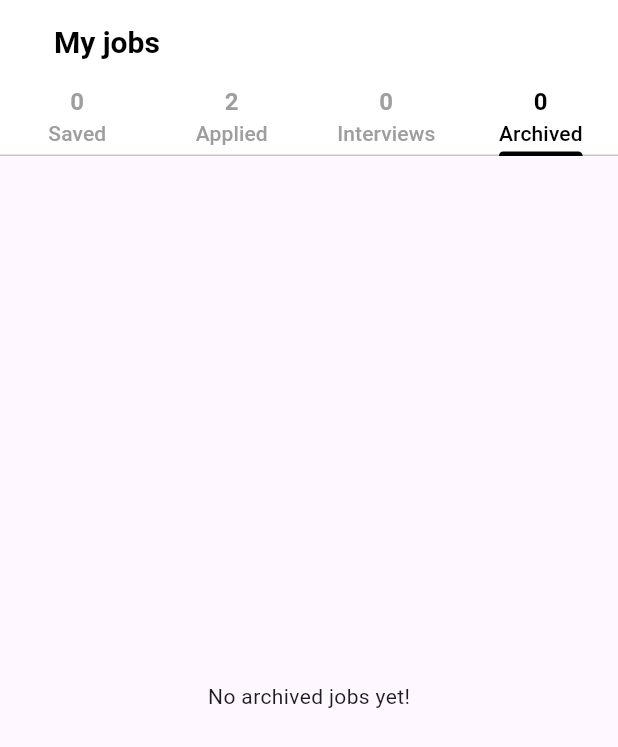
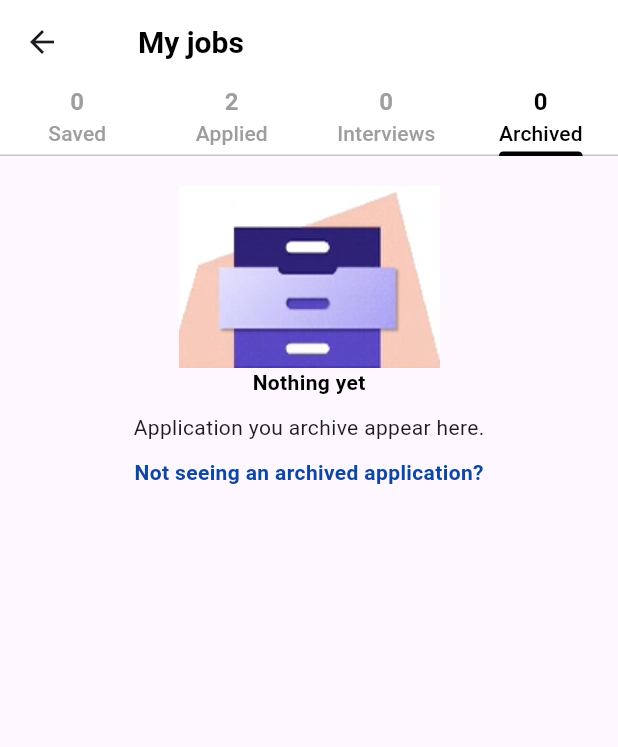
Before and after one commit to PranavKunjunni/indeed_ui, a Flutter app: the MyJobScreen screen opened directly, tab 4 chosen, on a phone screen of 412 x 824 dp. Shown: the top 747 px of the screen. Run offline on Flutter 3.47's test engine with Material 3 defaults, Android fonts, the light colour scheme and no system bars; our stand-ins replace icons_plus.

Commit message:
just compeleted job screen

```diff
--- a/lib/views/home_screen/home_screen.dart
+++ b/lib/views/home_screen/home_screen.dart
@@ -3,6 +3,7 @@ import 'package:indeed_ui/utils/images_contstants.dart';
 import 'package:indeed_ui/utils/jobdetails.dart';
 import 'package:indeed_ui/utils/menuscreen.dart';
 import 'package:indeed_ui/views/message_screen/message_screen.dart';
+import 'package:indeed_ui/views/notification_screen/notification_screen.dart';
 
 class HomeScreen extends StatefulWidget {
   const HomeScreen({super.key});
@@ -80,7 +81,12 @@ class _HomeScreenState extends State<HomeScreen>
                 SizedBox(width: 20),
                 InkWell(
                   onTap: () {
-                    print("Notification");
+                    Navigator.push(
+                      context,
+                      MaterialPageRoute(
+                        builder: (context) => NotificationScreen(),
+                      ),
+                    );
                   },
                   child: Icon(Icons.notifications),
                 ),
--- a/lib/views/my_jobs_screen/my_job_screen.dart
+++ b/lib/views/my_jobs_screen/my_job_screen.dart
@@ -9,7 +9,7 @@ class MyJobScreen extends StatelessWidget {
       length: 4,
       child: Scaffold(
         appBar: AppBar(
-          automaticallyImplyLeading: false,
+          // automaticallyImplyLeading: false,
           backgroundColor: Colors.white,
           title: Padding(
             padding: const EdgeInsets.only(left: 20),
@@ -94,17 +94,45 @@ class MyJobScreen extends StatelessWidget {
             _applied(),
             // Section
             _interviews(),
-            Center(
-              child: Text("No archived jobs yet!"),
-            ),
+            // Section
+            _archived(),
           ],
         ),
       ),
     );
   }
 
+  Widget _archived() {
+    return Padding(
+      padding: const EdgeInsets.only(top: 20),
+      child: Column(
+        children: [
+          Image.asset("assets/images/archived.png"),
+          Text(
+            "Nothing yet",
+            style: TextStyle(
+              color: Colors.black,
+              fontWeight: FontWeight.bold,
+            ),
+          ),
+          SizedBox(height: 10),
+          Text("Application you archive appear here."),
+          SizedBox(height: 10),
+          Text(
+            "Not seeing an archived application?",
+            style: TextStyle(
+              color: Colors.blue.shade900,
+              fontWeight: FontWeight.bold,
+            ),
+          )
+        ],
+      ),
+    );
+  }
+
   Widget _interviews() {
-    return Column(
+    return SingleChildScrollView(
+      child: Column(
         children: [
           Image.asset(
             "assets/images/interviwes.png",
@@ -136,7 +164,8 @@ class MyJobScreen extends StatelessWidget {
                     child: Container(
                       color: Colors.grey[300],
                       child: Padding(
-                      padding: const EdgeInsets.only(left: 10, right: 10),
+                        padding: const EdgeInsets.only(
+                            left: 10, right: 10, bottom: 100),
                         child: Column(
                           crossAxisAlignment: CrossAxisAlignment.start,
                           children: [
@@ -174,9 +203,10 @@ class MyJobScreen extends StatelessWidget {
                                   Row(
                                     children: [
                                       Text(
-                                      "Test your camera and microphone ahead of time",
+                                        "Test your camera and microphone ahead ",
                                       ),
-                                    Image.asset("assets/images/interviwes1.png")
+                                      Image.asset(
+                                          "assets/images/interviwes1.png")
                                     ],
                                   ),
                                   Row(
@@ -188,7 +218,9 @@ class MyJobScreen extends StatelessWidget {
                                           fontWeight: FontWeight.bold,
                                         ),
                                       ),
-                                    SizedBox(width: 5,),
+                                      SizedBox(
+                                        width: 5,
+                                      ),
                                       Icon(
                                         Icons.arrow_forward,
                                         color: Colors.blue.shade900,
@@ -198,7 +230,62 @@ class MyJobScreen extends StatelessWidget {
                                 ],
                               ),
                             ),
-                          SizedBox()
+                            SizedBox(
+                              height: 20,
+                            ),
+                            Container(
+                              padding: EdgeInsets.only(
+                                left: 20,
+                                top: 10,
+                              ),
+                              width: double.infinity,
+                              decoration: BoxDecoration(
+                                borderRadius: BorderRadius.circular(10),
+                                color: Colors.white,
+                              ),
+                              child: Column(
+                                crossAxisAlignment: CrossAxisAlignment.start,
+                                children: [
+                                  Text(
+                                    "Setup device for interview",
+                                    style: TextStyle(
+                                      color: Colors.black,
+                                      fontWeight: FontWeight.bold,
+                                    ),
+                                  ),
+                                  Row(
+                                    children: [
+                                      Text(
+                                        "Test your camera and microphone ahead ",
+                                        overflow: TextOverflow.ellipsis,
+                                        maxLines: 2,
+                                      ),
+                                      Image.asset(
+                                        "assets/images/interviwes1.png",
+                                      )
+                                    ],
+                                  ),
+                                  Row(
+                                    children: [
+                                      Text(
+                                        "Test your deveice",
+                                        style: TextStyle(
+                                          color: Colors.blue.shade900,
+                                          fontWeight: FontWeight.bold,
+                                        ),
+                                      ),
+                                      SizedBox(
+                                        width: 5,
+                                      ),
+                                      Icon(
+                                        Icons.arrow_forward,
+                                        color: Colors.blue.shade900,
+                                      )
+                                    ],
+                                  ),
+                                ],
+                              ),
+                            ),
                           ],
                         ),
                       ),
@@ -209,6 +296,7 @@ class MyJobScreen extends StatelessWidget {
             ],
           )
         ],
+      ),
     );
   }
 
--- /dev/null
+++ b/lib/views/notification_screen/notification_screen.dart
@@ -0,0 +1,35 @@
+import 'package:flutter/material.dart';
+
+class NotificationScreen extends StatelessWidget {
+  const NotificationScreen({super.key});
+
+  @override
+  Widget build(BuildContext context) {
+    return Scaffold(
+      appBar: AppBar(
+        title: InkWell(
+          onTap: () {
+            Navigator.pop(context);
+          },
+          child: Icon(
+            Icons.home,
+          ),
+        ),
+        actions: [
+          Icon(Icons.message),
+          SizedBox(
+            width: 10,
+          ),
+          Icon(Icons.notifications),
+          SizedBox(
+            width: 10,
+          ),
+          Icon(Icons.menu),
+          SizedBox(
+            width: 10,
+          ),
+        ],
+      ),
+    );
+  }
+}
```
Also changed, not shown: assets/images/archived.png (added). Lines whose indentation alone changed are shown as unchanged.
